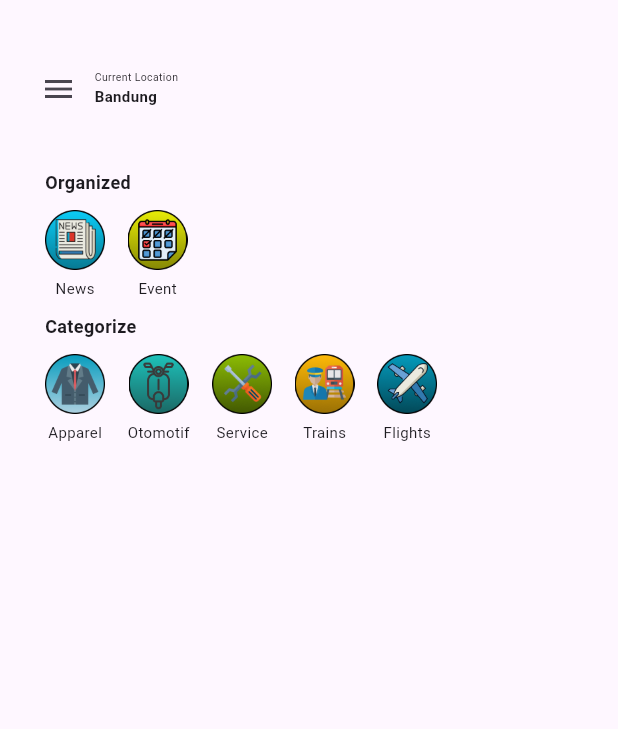
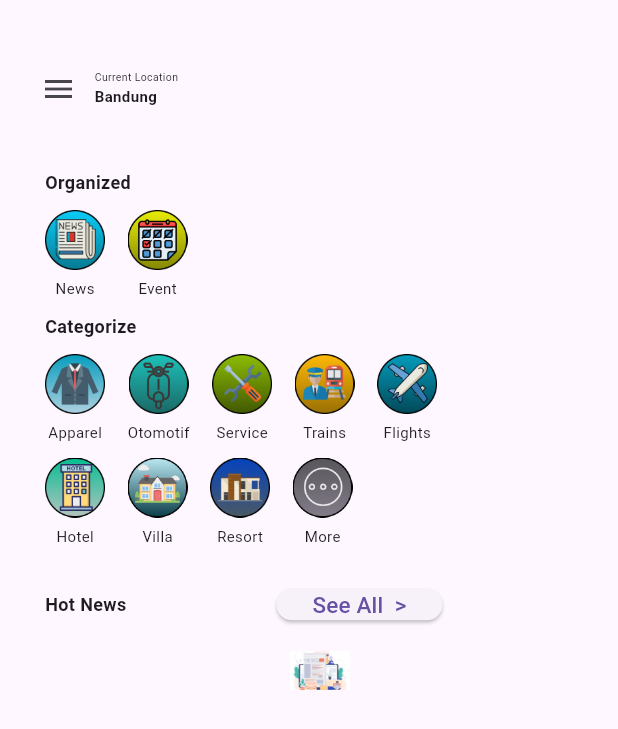
Before and after one commit to ArvandAlfarizki/ApkDemo, a Flutter app: the HomeScreen screen opened directly, on a phone screen of 412 x 824 dp. Shown: the top 729 px of the screen. Run offline on Flutter 3.47's test engine with Material 3 defaults, Android fonts, the light colour scheme and no system bars; our stand-ins replace flutter_screenutil, google_fonts.

Commit message:
home
home

```diff
--- a/lib/home/home.dart
+++ b/lib/home/home.dart
@@ -1,6 +1,22 @@
 import 'package:apkdemo/profile/profile.dart';
 import 'package:flutter/material.dart';
 import 'package:google_fonts/google_fonts.dart';
+import 'package:flutter_screenutil/flutter_screenutil.dart';
+
+class MyApp extends StatelessWidget {
+  @override
+  Widget build(BuildContext context) {
+    return ScreenUtilInit(
+      designSize: const Size(1080, 1920), // Resolusi tetap yang diinginkan
+      minTextAdapt: true,
+      builder: (context, child) {
+        return MaterialApp(
+          home: HomeScreen(),
+        );
+      },
+    );
+  }
+}
 
 class HomeScreen extends StatelessWidget {
   const HomeScreen({Key? key}) : super(key: key);
@@ -153,6 +169,96 @@ class HomeScreen extends StatelessWidget {
                 ],
               ),
             ),
+            Container(
+              margin: EdgeInsets.only(left: 15.0, top: 10.0),
+              child: Column(
+                children: [
+                  Row(
+                    children: [
+                      Column(
+                        mainAxisAlignment: MainAxisAlignment.center,
+                        children: [
+                          Image.asset('lib/Assets/Images/Hotel.png',
+                              width: 40, height: 40),
+                          SizedBox(height: 5),
+                          Text('Hotel',
+                              style: GoogleFonts.balooDa2(fontSize: 10))
+                        ],
+                      ),
+                      SizedBox(width: 15),
+                      Column(
+                          mainAxisAlignment: MainAxisAlignment.center,
+                          children: [
+                            Image.asset('lib/Assets/Images/Villa.png',
+                                width: 40, height: 40),
+                            SizedBox(height: 5),
+                            Text('Villa',
+                                style: GoogleFonts.balooDa2(fontSize: 10))
+                          ]),
+                      SizedBox(width: 15),
+                      Column(
+                          mainAxisAlignment: MainAxisAlignment.center,
+                          children: [
+                            Image.asset('lib/Assets/Images/Resort.png',
+                                width: 40, height: 40),
+                            SizedBox(height: 5),
+                            Text('Resort',
+                                style: GoogleFonts.balooDa2(fontSize: 10))
+                          ]),
+                      SizedBox(width: 15),
+                      Column(
+                          mainAxisAlignment: MainAxisAlignment.center,
+                          children: [
+                            Image.asset('lib/Assets/Images/More.png',
+                                width: 40, height: 40),
+                            SizedBox(height: 5),
+                            Text('More',
+                                style: GoogleFonts.balooDa2(fontSize: 10))
+                          ])
+                    ],
+                  )
+                ],
+              ),
+            ),
+            Container(
+                margin: EdgeInsets.only(left: 15.0, top: 15.0),
+                child: Column(
+                  children: [
+                    Row(
+                      children: [
+                        Column(
+                            crossAxisAlignment: CrossAxisAlignment.start,
+                            children: [
+                              Text('Hot News',
+                                  style: GoogleFonts.balooDa2(
+                                      fontSize: 12,
+                                      fontWeight: FontWeight.bold)),
+                            ]),
+                        SizedBox(width: 100),
+                        Column(children: [
+                          ElevatedButton(
+                              onPressed: () {
+                                Navigator.push(context,
+                                    MaterialPageRoute(builder: (context) {
+                                  return const HomeScreen();
+                                }));
+                              },
+                              child: Text('See All  >',
+                                  style: GoogleFonts.balooDa2(fontSize: 15)),
+                              style: ElevatedButton.styleFrom(
+                                  minimumSize: Size(30, 20)))
+                        ]),
+                      ],
+                    )
+                  ],
+                )),
+            Center(
+                child: Column(
+                    mainAxisAlignment: MainAxisAlignment.center,
+                    children: [
+                  Image.asset('lib/Assets/Images/news (3).png',
+                      width: 40, height: 40),
+                ])),
           ],
         ),
       ),
--- a/pubspec.yaml
+++ b/pubspec.yaml
@@ -30,6 +30,7 @@ environment:
 dependencies:
   flutter:
     sdk: flutter
+  flutter_screenutil: ^5.5.3+2
 
 
   # The following adds the Cupertino Icons font to your application.
@@ -55,6 +56,7 @@ dev_dependencies:
 flutter:
   assets:
   - lib/Assets/Images/
+
 
   # The following line ensures that the Material Icons font is
   # included with your application, so that you can use the icons in
```
Also changed, not shown: lib/Assets/Images/news (3).png (added), pubspec.lock.
